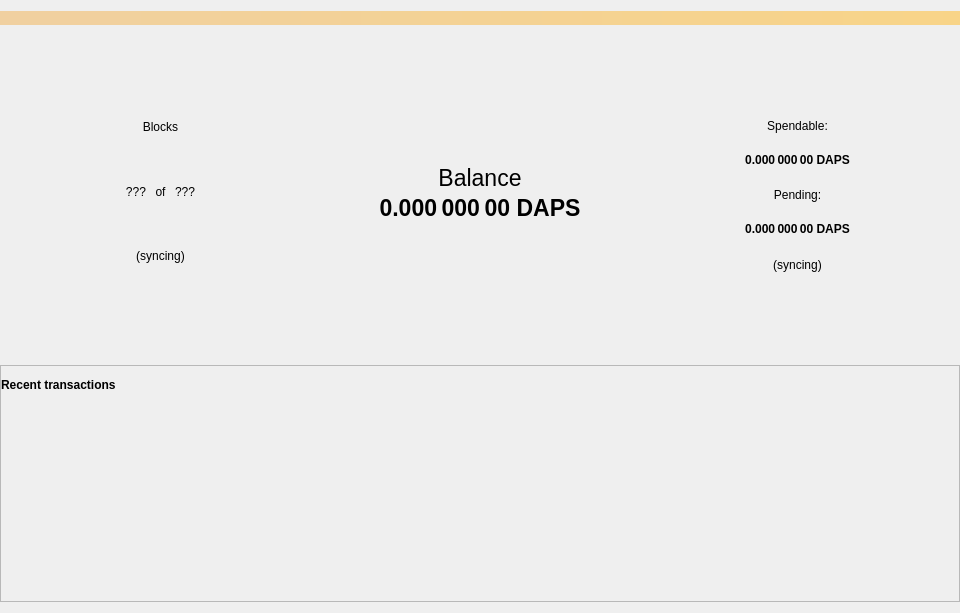
This is src/qt/forms/overviewpage.ui in pedrorv0106/DAPS as Qt 5 draws it before an edit. The edited form follows.
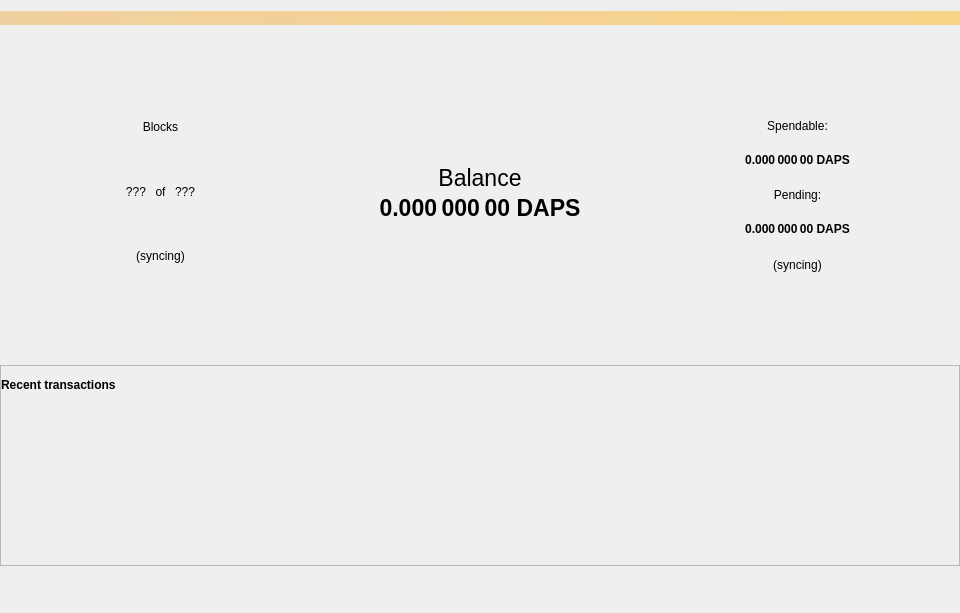
This is the edited form. Icons and pictures are not drawn.

Commit message: DAPS-739 lock & unlock wallet function

Diff of the .ui file:
```diff
--- a/src/qt/forms/overviewpage.ui
+++ b/src/qt/forms/overviewpage.ui
@@ -540,6 +540,34 @@
      </item>
     </layout>
    </item>
+   <item alignment="Qt::AlignRight">
+    <widget class="QPushButton" name="btnLockUnlock">
+     <property name="sizePolicy">
+      <sizepolicy hsizetype="Fixed" vsizetype="Fixed">
+       <horstretch>0</horstretch>
+       <verstretch>0</verstretch>
+      </sizepolicy>
+     </property>
+     <property name="minimumSize">
+      <size>
+       <width>30</width>
+       <height>30</height>
+      </size>
+     </property>
+     <property name="styleSheet">
+      <string notr="true">border-image: url(:/images/lock) 0 0 0 0 stretch stretch;</string>
+     </property>
+     <property name="text">
+      <string/>
+     </property>
+     <property name="autoDefault">
+      <bool>false</bool>
+     </property>
+     <property name="flat">
+      <bool>true</bool>
+     </property>
+    </widget>
+   </item>
   </layout>
  </widget>
  <resources/>
```
The commit also changes 10 other files.
